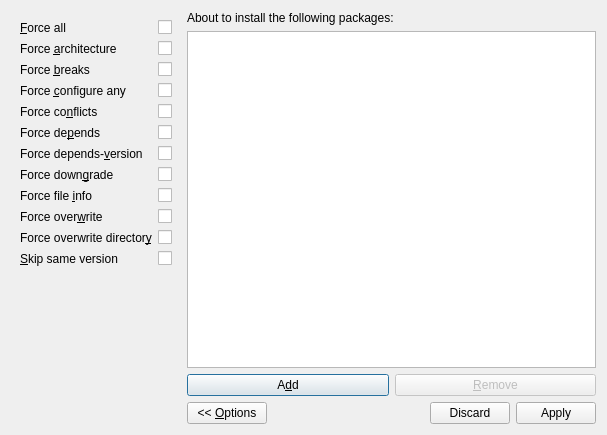
First picture: the form in pkg-explorer/src/ImportDialog.ui, repository m2osw/unigw, before the edit.
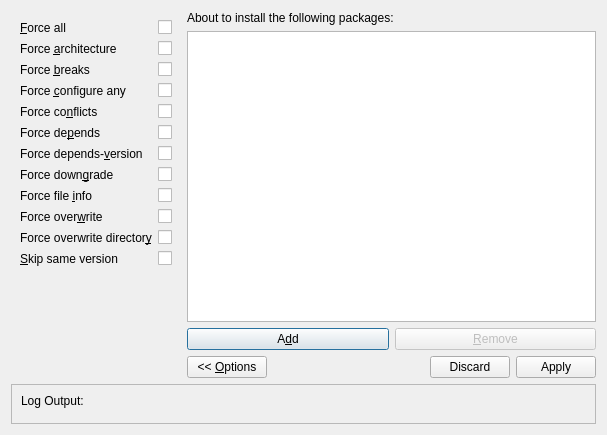
Second picture: the form after the edit. Icons and pictures are not drawn. Custom widgets are drawn as their Qt base class.

Commit message: Added log pane to import dialog, so it can be used from pkg-installer.

Patch:
```diff
--- a/pkg-explorer/src/ImportDialog.ui
+++ b/pkg-explorer/src/ImportDialog.ui
@@ -287,8 +287,38 @@
      </item>
     </layout>
    </item>
+   <item>
+    <widget class="QFrame" name="f_logFrame">
+     <property name="frameShape">
+      <enum>QFrame::StyledPanel</enum>
+     </property>
+     <property name="frameShadow">
+      <enum>QFrame::Raised</enum>
+     </property>
+     <layout class="QVBoxLayout" name="verticalLayout_6">
+      <item>
+       <widget class="QLabel" name="label_2">
+        <property name="text">
+         <string>Log Output:</string>
+        </property>
+       </widget>
+      </item>
+      <item>
+       <widget class="LogForm" name="f_logForm" native="true"/>
+      </item>
+     </layout>
+    </widget>
+   </item>
   </layout>
  </widget>
+ <customwidgets>
+  <customwidget>
+   <class>LogForm</class>
+   <extends>QWidget</extends>
+   <header location="global">LogForm.h</header>
+   <container>1</container>
+  </customwidget>
+ </customwidgets>
  <tabstops>
   <tabstop>f_forceAllCB</tabstop>
   <tabstop>f_forceArchCB</tabstop>
```
The commit also changes 9 other files.
